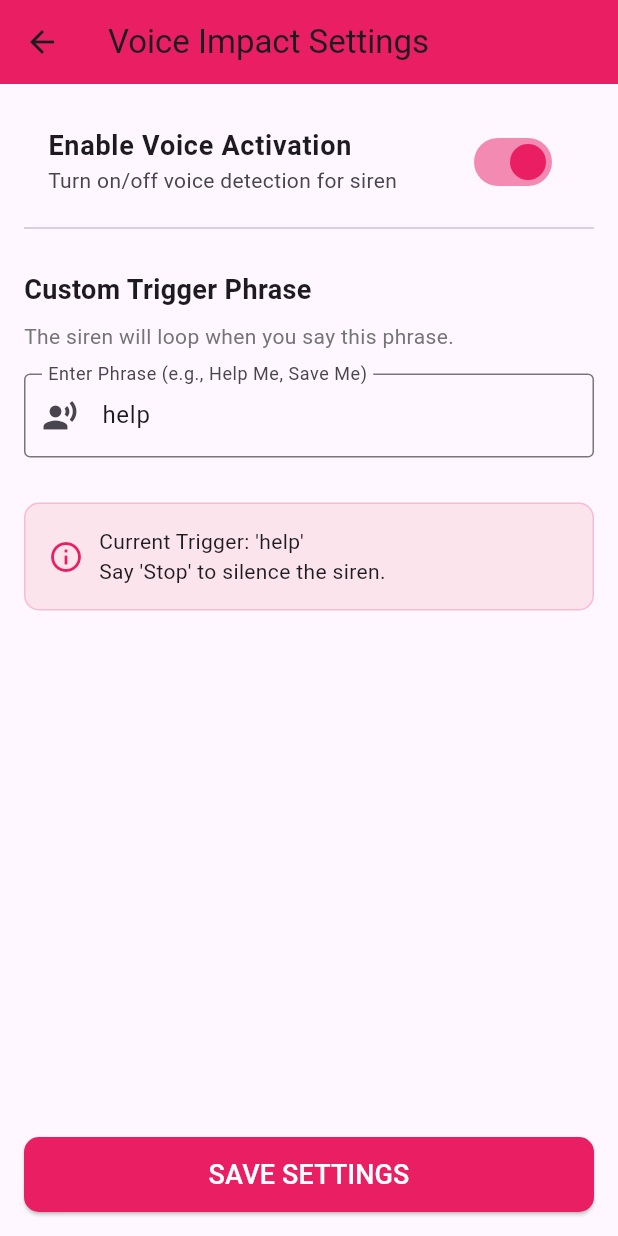
After one commit to ShreyashGitHubb/women-sefty-app, a Flutter app: the screen it shows after launch, scrolled down 307 dp, after a tap on the "record voice over" icon, on a phone screen of 412 x 824 dp. The commit adds this screen. Run offline on Flutter 3.47's test engine with Material 3 defaults, Android fonts, the phone set to English and light mode, and no system bars; our stand-ins replace audioplayers, battery_plus, carousel_slider, cloud_firestore, file_picker, firebase_auth and 13 more; accounts and stored records are empty; network calls fail.

Commit message:
Implement voice activated siren and settings

```diff
--- a/lib/child/bottom_page.dart
+++ b/lib/child/bottom_page.dart
@@ -1,5 +1,7 @@
 import 'package:flutter/material.dart';
 import '../utils/shake_handler.dart';
+import '../services/voice_service.dart';
+import 'bottom_screens/voice_settings_screen.dart';
 
 import 'bottom_screens/addContact_fire.dart';
 import 'bottom_screens/chat_page.dart';
@@ -30,6 +32,8 @@ class _BottomPageState extends State<BottomPage> {
     // Initialize shake detector for emergency help
     WidgetsBinding.instance.addPostFrameCallback((_) {
       ShakeHandler.initialize(context);
+      VoiceService.initialize();
+      VoiceService.startListening(context);
     });
   }
 
@@ -37,6 +41,7 @@ class _BottomPageState extends State<BottomPage> {
   void dispose() {
     // Clean up shake detector
     ShakeHandler.dispose();
+    VoiceService.stopListening();
     super.dispose();
   }
 
@@ -50,6 +55,17 @@ class _BottomPageState extends State<BottomPage> {
   Widget build(BuildContext context) {
     return Scaffold(
       body: pages[currentIndex],
+      floatingActionButton: FloatingActionButton(
+        onPressed: () {
+          Navigator.push(
+            context,
+            MaterialPageRoute(builder: (context) => VoiceSettingsScreen()),
+          );
+        },
+        backgroundColor: Colors.pink,
+        child: Icon(Icons.record_voice_over),
+        heroTag: "voice_settings_btn",
+      ),
       bottomNavigationBar: BottomNavigationBar(
         currentIndex: currentIndex,
         type: BottomNavigationBarType.fixed,
--- /dev/null
+++ b/lib/child/bottom_screens/voice_settings_screen.dart
@@ -0,0 +1,154 @@
+import 'package:flutter/material.dart';
+import 'package:fluttertoast/fluttertoast.dart';
+import '../../services/voice_service.dart';
+import '../../utils/constants.dart';
+
+class VoiceSettingsScreen extends StatefulWidget {
+  const VoiceSettingsScreen({super.key});
+
+  @override
+  State<VoiceSettingsScreen> createState() => _VoiceSettingsScreenState();
+}
+
+class _VoiceSettingsScreenState extends State<VoiceSettingsScreen> {
+  bool _isVoiceEnabled = true;
+  final TextEditingController _phraseController = TextEditingController();
+  String _currentPhrase = "help";
+
+  @override
+  void initState() {
+    super.initState();
+    _loadSettings();
+  }
+
+  Future<void> _loadSettings() async {
+    bool enabled = await VoiceService.isEnabled();
+    String phrase = await VoiceService.getTriggerPhrase();
+
+    setState(() {
+      _isVoiceEnabled = enabled;
+      _currentPhrase = phrase;
+      _phraseController.text = phrase;
+    });
+  }
+
+  Future<void> _saveSettings() async {
+    if (_phraseController.text.trim().isEmpty) {
+      Fluttertoast.showToast(msg: "Please enter a valid phrase");
+      return;
+    }
+
+    await VoiceService.setEnabled(_isVoiceEnabled);
+    await VoiceService.setTriggerPhrase(_phraseController.text);
+
+    setState(() {
+      _currentPhrase = _phraseController.text;
+    });
+
+    Fluttertoast.showToast(msg: "Voice settings saved!");
+    if (mounted) Navigator.pop(context);
+  }
+
+  @override
+  Widget build(BuildContext context) {
+    return Scaffold(
+      appBar: AppBar(
+        title: Text("Voice Impact Settings"),
+        backgroundColor: Colors.pink,
+      ),
+      body: Padding(
+        padding: const EdgeInsets.all(16.0),
+        child: Column(
+          crossAxisAlignment: CrossAxisAlignment.start,
+          children: [
+            // Enable/Disable Switch
+            SwitchListTile(
+              title: Text(
+                "Enable Voice Activation",
+                style: TextStyle(fontSize: 18, fontWeight: FontWeight.bold),
+              ),
+              subtitle: Text("Turn on/off voice detection for siren"),
+              value: _isVoiceEnabled,
+              onChanged: (bool value) {
+                setState(() {
+                  _isVoiceEnabled = value;
+                });
+              },
+              activeColor: Colors.pink,
+            ),
+
+            Divider(),
+            SizedBox(height: 20),
+
+            // Custom Phrase Input
+            Text(
+              "Custom Trigger Phrase",
+              style: TextStyle(fontSize: 18, fontWeight: FontWeight.bold),
+            ),
+            SizedBox(height: 8),
+            Text(
+              "The siren will loop when you say this phrase.",
+              style: TextStyle(color: Colors.grey[600]),
+            ),
+            SizedBox(height: 15),
+
+            TextField(
+              controller: _phraseController,
+              decoration: InputDecoration(
+                labelText: "Enter Phrase (e.g., Help Me, Save Me)",
+                border: OutlineInputBorder(),
+                prefixIcon: Icon(Icons.record_voice_over),
+              ),
+            ),
+
+            SizedBox(height: 30),
+
+            // Current Settings Display
+            Container(
+              padding: EdgeInsets.all(15),
+              decoration: BoxDecoration(
+                color: Colors.pink[50],
+                borderRadius: BorderRadius.circular(10),
+                border: Border.all(color: Colors.pink.shade100),
+              ),
+              child: Row(
+                children: [
+                  Icon(Icons.info_outline, color: Colors.pink),
+                  SizedBox(width: 10),
+                  Column(
+                    crossAxisAlignment: CrossAxisAlignment.start,
+                    children: [
+                      Text("Current Trigger: '$_currentPhrase'"),
+                      Text("Say 'Stop' to silence the siren."),
+                    ],
+                  ),
+                ],
+              ),
+            ),
+
+            Spacer(),
+
+            // Save Button
+            SizedBox(
+              width: double.infinity,
+              height: 50,
+              child: ElevatedButton(
+                onPressed: _saveSettings,
+                style: ElevatedButton.styleFrom(
+                  backgroundColor: Colors.pink,
+                  shape: RoundedRectangleBorder(
+                    borderRadius: BorderRadius.circular(10),
+                  ),
+                ),
+                child: Text(
+                  "SAVE SETTINGS",
+                  style: TextStyle(color: Colors.white, fontSize: 18),
+                ),
+              ),
+            ),
+          ],
+        ),
+      ),
+    );
+  }
+}
--- /dev/null
+++ b/lib/services/voice_service.dart
@@ -0,0 +1,103 @@
+import 'package:speech_to_text/speech_to_text.dart';
+import 'package:shared_preferences/shared_preferences.dart';
+import 'package:flutter/material.dart';
+import 'package:fluttertoast/fluttertoast.dart';
+import 'siren_service.dart';
+
+class VoiceService {
+  static final SpeechToText _speechToText = SpeechToText();
+  static bool _isListening = false;
+  static bool _isEnabled = true;
+  static String _triggerPhrase = "help";
+
+  // Custom setter for trigger phrase
+  static Future<void> setTriggerPhrase(String phrase) async {
+    _triggerPhrase = phrase.toLowerCase().trim();
+    SharedPreferences prefs = await SharedPreferences.getInstance();
+    await prefs.setString('voice_trigger_phrase', _triggerPhrase);
+  }
+
+  // Custom setter for enabling/disabling voice detection
+  static Future<void> setEnabled(bool enabled) async {
+    _isEnabled = enabled;
+    SharedPreferences prefs = await SharedPreferences.getInstance();
+    await prefs.setBool('voice_detection_enabled', enabled);
+  }
+
+  static Future<String> getTriggerPhrase() async {
+    if (_triggerPhrase == "help") {
+      SharedPreferences prefs = await SharedPreferences.getInstance();
+      _triggerPhrase = prefs.getString('voice_trigger_phrase') ?? "help";
+    }
+    return _triggerPhrase;
+  }
+
+  static Future<bool> isEnabled() async {
+    SharedPreferences prefs = await SharedPreferences.getInstance();
+    _isEnabled = prefs.getBool('voice_detection_enabled') ?? true;
+    return _isEnabled;
+  }
+
+  /// Initialize speech recognition
+  static Future<void> initialize() async {
+    try {
+      // Load settings
+      await isEnabled();
+      await getTriggerPhrase();
+
+      bool available = await _speechToText.initialize(
+        onStatus: (status) => print('🎤 Voice Status: $status'),
+        onError: (error) => print('❌ Voice Error: $error'),
+      );
+
+      if (available) {
+        print('✅ Speech recognition initialized');
+      } else {
+        print('❌ Speech recognition not available');
+      }
+    } catch (e) {
+      print('❌ Error initializing voice service: $e');
+    }
+  }
+
+  /// Start listening for trigger phrase
+  static void startListening(BuildContext context) async {
+    if (!_isEnabled || _isListening) return;
+
+    try {
+      _isListening = true;
+      _speechToText.listen(
+        onResult: (result) {
+          String recognizedWords = result.recognizedWords.toLowerCase();
+          print('🗣️ Heard: "$recognizedWords"');
+
+          // Check for trigger phrase
+          if (recognizedWords.contains(_triggerPhrase)) {
+            print('🚨 Trigger phrase detected: "$_triggerPhrase"');
+            SirenService.playSiren(context);
+          }
+
+          // Check for STOP command
+          if (recognizedWords.contains("stop")) {
+            print('🛑 Stop command detected');
+            SirenService.stopSiren();
+          }
+        },
+        listenFor: Duration(seconds: 30),
+        pauseFor: Duration(seconds: 5),
+        partialResults: true,
+        cancelOnError: true,
+        listenMode: ListenMode.dictation,
+      );
+    } catch (e) {
+      print('❌ Error starting listener: $e');
+      _isListening = false;
+    }
+  }
+
+  /// Stop listening
+  static void stopListening() {
+    _speechToText.stop();
+    _isListening = false;
+  }
+}
--- a/pubspec.yaml
+++ b/pubspec.yaml
@@ -62,6 +62,7 @@ dependencies:
   flutter_svg: ^2.0.17
   share_plus: ^10.1.4
   http: ^1.2.2
+  speech_to_text: ^6.6.1
 
 
 
```
Also changed, not shown: lib/services/siren_service.dart (added, +97 -0 lines).
